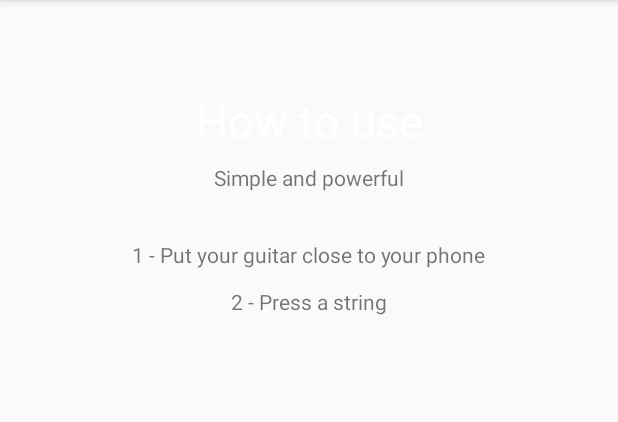
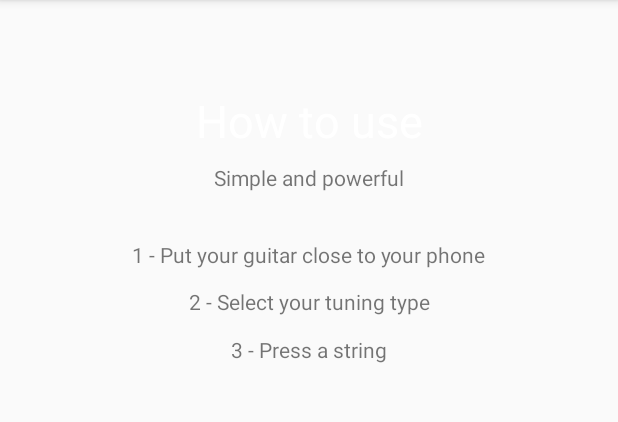
Before and after one commit to AppsCDN/AndroidOpenGuitarTuner, an Android app: the fragment HowToUseFragment shown on its own in the app's theme, on a phone screen of 412 x 824 dp, the part 84-506 px from its top. Run offline under Robolectric (Android 15) with nearby library versions, the phone set to English and light mode, and no system bars; libraries missing offline, so code that uses them is left out: com.github.paolorotolo.appintro; Roboto replaces fonts that are not available here; 1 statement that could not run was skipped.

Commit message:
UI adjustments and clean up

```diff
--- a/app/src/main/java/com/guitar_tuner_tv/guitartunertv/Intro/IntroActivity.java
+++ b/app/src/main/java/com/guitar_tuner_tv/guitartunertv/Intro/IntroActivity.java
@@ -31,7 +31,6 @@ public class IntroActivity extends AppIntro2 {
         // Override bar/separator color.
         showStatusBar(false);
 
-        //setSeparatorColor(Color.parseColor("#2196F3"));
         // Hide Skip/Done button.
         showSkipButton(false);
         setProgressButtonEnabled(true);
--- a/app/src/main/res/layout/how_to_use_fragment.xml
+++ b/app/src/main/res/layout/how_to_use_fragment.xml
@@ -43,8 +43,20 @@
         android:layout_height="0dp"
         android:layout_marginEnd="8dp"
         android:layout_marginStart="8dp"
+        android:layout_marginTop="44dp"
+        android:text="3 - Press a string"
+        app:layout_constraintEnd_toEndOf="parent"
+        app:layout_constraintStart_toStartOf="parent"
+        app:layout_constraintTop_toBottomOf="@+id/textView4" />
+
+    <TextView
+        android:id="@+id/textView2"
+        android:layout_width="wrap_content"
+        android:layout_height="0dp"
+        android:layout_marginEnd="8dp"
+        android:layout_marginStart="8dp"
         android:layout_marginTop="12dp"
-        android:text="2 - Press a string"
+        android:text="2 - Select your tuning type"
         app:layout_constraintEnd_toEndOf="parent"
         app:layout_constraintStart_toStartOf="parent"
         app:layout_constraintTop_toBottomOf="@+id/textView4" />
```
Also changed, not shown: app/src/main/java/com/guitar_tuner_tv/guitartunertv/AudioController.java (+0 -16 lines).
